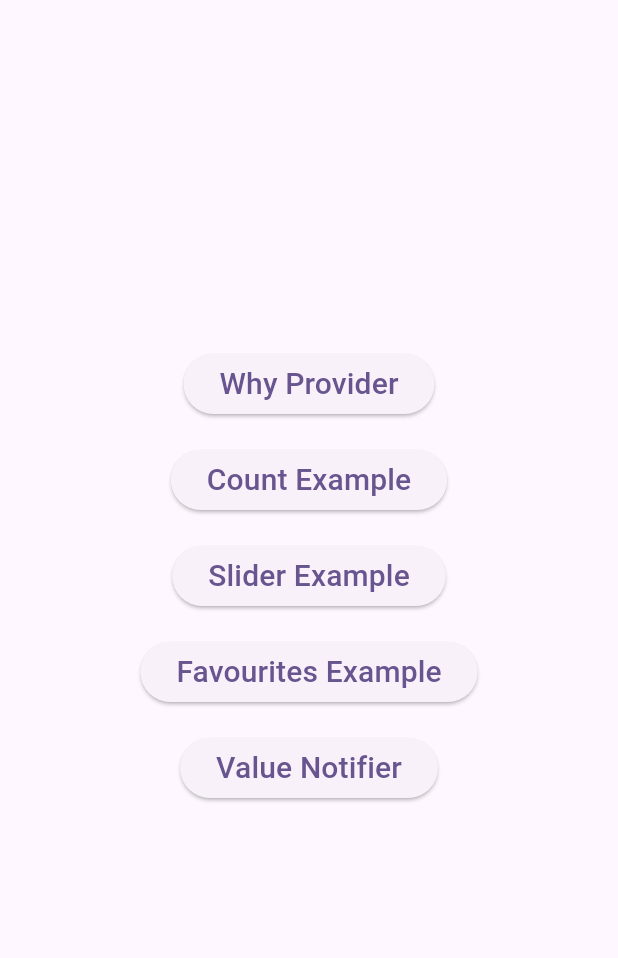
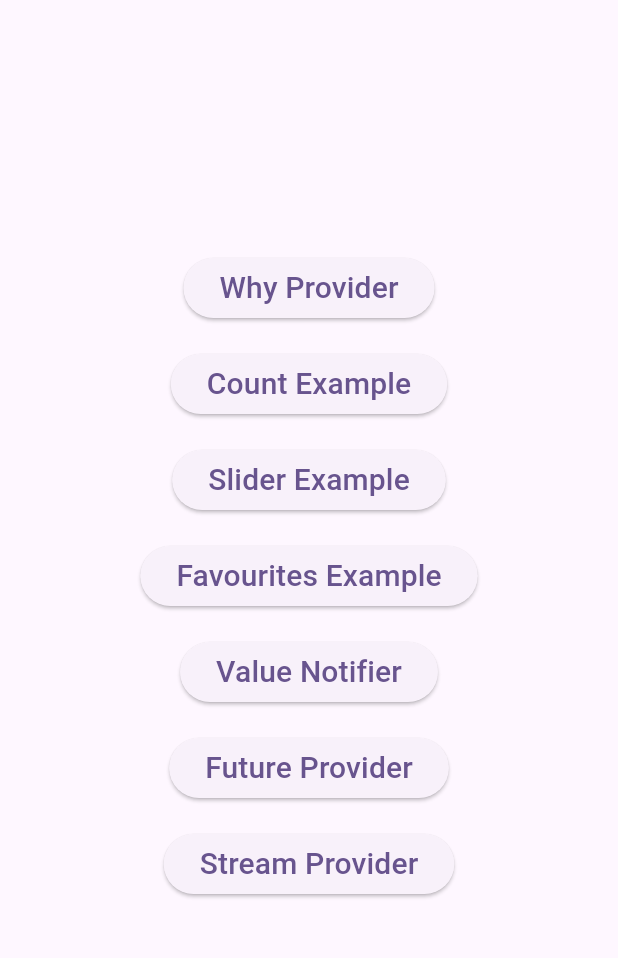
Before and after one commit to vidisha1106/provider_example, a Flutter app: the screen it shows after launch, on a phone screen of 412 x 824 dp, the part 84-1042 px from its top. Run offline on Flutter 3.47's test engine with Material 2 defaults, Android fonts, the phone set to English and light mode, and no system bars; missing offline and left inert: dart:ffi.

Commit message:
Completed : FutureProvider, StreamProvider

```diff
--- a/lib/change_notifier_consumer/change_notifier_class.dart
+++ b/lib/change_notifier_consumer/change_notifier_class.dart
@@ -3,7 +3,7 @@ import 'package:flutter/material.dart';
 class ChangeNotifierClass extends ChangeNotifier{
 
   int _count=0;
-  int get count => _count;
+  int get count => _count ;
 
   void setCount(){
     _count++;
--- /dev/null
+++ b/lib/future_provider/future_provider.dart
@@ -0,0 +1,8 @@
+class Data {
+  static Future<String> fetchAddress() {
+    return Future.delayed(
+      const Duration(seconds: 5),
+      () => 'Hello Flutter',
+    );
+  }
+}
--- a/lib/main.dart
+++ b/lib/main.dart
@@ -4,8 +4,12 @@ import 'package:provider_example/change_notifier_consumer/change_notifier_class.
 import 'package:provider_example/change_notifier_consumer/count_example.dart';
 import 'package:provider_example/favourites/favourites_example.dart';
 import 'package:provider_example/favourites/favourites_provider.dart';
+import 'package:provider_example/future_provider/future_provider_example.dart';
 import 'package:provider_example/multiprovider/slider_example.dart';
 import 'package:provider_example/multiprovider/slider_provider.dart';
+import 'package:provider_example/navigation_observer.dart';
+import 'package:provider_example/stream_provider/stream_provider.dart';
+import 'package:provider_example/stream_provider/stream_provider_example.dart';
 import 'package:provider_example/theme/theme_provider.dart';
 import 'package:provider_example/value_notifier/stateless_counter_example.dart';
 import 'package:provider_example/why_provider.dart';
@@ -40,6 +44,10 @@ class MyApp extends StatelessWidget {
           create: (_) {
             return ThemeProvider();
           },
+        ),
+        StreamProvider.value(
+          value: countStream(),
+          initialData: 0,
         )
       ],
       builder: (context, child) => MaterialApp(
@@ -53,9 +61,9 @@ class MyApp extends StatelessWidget {
             brightness: Brightness.dark,
             useMaterial3: true,
             appBarTheme: AppBarTheme(
-                foregroundColor: Colors.white,
-            backgroundColor: Colors.white)),
+                foregroundColor: Colors.white, backgroundColor: Colors.white)),
         debugShowCheckedModeBanner: false,
+        navigatorObservers: [CustomNavigationObserver()],
         routes: {
           '/MyHomePage': (context) => MyHomePage(),
           '/WhyProvider': (context) => WhyProvider(),
@@ -63,6 +71,8 @@ class MyApp extends StatelessWidget {
           '/SliderExample': (context) => SliderExample(),
           '/FavouritesExample': (context) => FavouritesExample(),
           '/StatelessCounter': (context) => StatelessCounter(),
+          '/FutureProvider': (context) => MyFutureProviderExample(),
+          '/StreamProvider': (context) => MyStreamProviderExample(),
         },
         initialRoute: '/MyHomePage',
       ),
@@ -94,7 +104,7 @@ class _MyHomePageState extends State<MyHomePage> {
           IconButton(
             onPressed: () {
               isLight = !isLight;
-              provider.changeTheme(isLight? ThemeMode.light : ThemeMode.dark);
+              provider.changeTheme(isLight ? ThemeMode.light : ThemeMode.dark);
             },
             icon: isLight ? Icon(Icons.dark_mode) : Icon(Icons.light_mode),
           )
@@ -123,6 +133,14 @@ class _MyHomePageState extends State<MyHomePage> {
             CustomElevatedButton(
               pathName: '/StatelessCounter',
               text: "Value Notifier",
+            ),
+            CustomElevatedButton(
+              pathName: '/FutureProvider',
+              text: "Future Provider",
+            ),
+            CustomElevatedButton(
+              pathName: '/StreamProvider',
+              text: "Stream Provider",
             ),
           ],
         ),
--- /dev/null
+++ b/lib/stream_provider/stream_provider.dart
@@ -0,0 +1,6 @@
+Stream<int> countStream() {
+  return Stream<int>.periodic(
+    Duration(seconds: 2),
+    (computationCount) => computationCount,
+  ).take(80);
+}
```
Also changed, not shown: lib/change_notifier_consumer/count_example.dart (+29 -20 lines), lib/future_provider/future_provider_example.dart (added, +43 -0 lines), lib/multiprovider/slider_example.dart (+13 -14 lines), lib/navigation_observer.dart (added, +33 -0 lines), lib/stream_provider/stream_provider_example.dart (added, +40 -0 lines).
